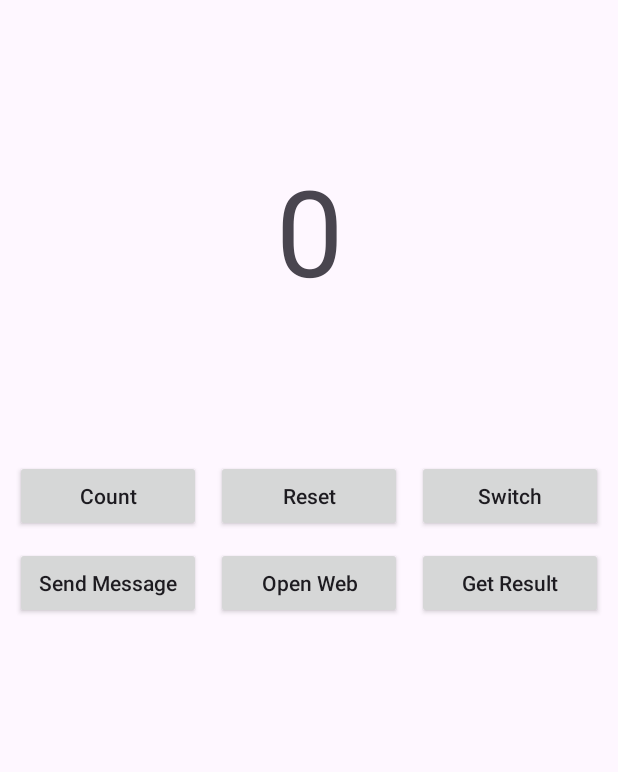
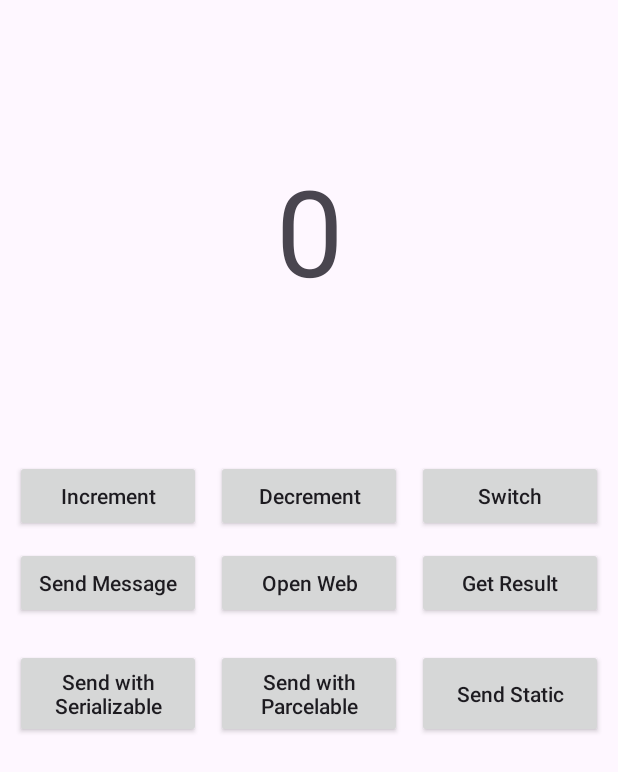
Before and after one commit to Quyenhm03/AndroidTutorial, an Android app: the layout activity_a.xml on its own in the app's theme, with its tools: preview values and no code run, on a phone screen of 412 x 824 dp. Shown: the top 772 px of the screen. Run offline under Robolectric (Android 15) with nearby library versions, the phone set to English and light mode, and no system bars.

Commit message:
push code 04-11

```diff
--- a/app/build.gradle.kts
+++ b/app/build.gradle.kts
@@ -27,10 +27,12 @@ android {
             )
         }
     }
+
     compileOptions {
         sourceCompatibility = JavaVersion.VERSION_1_8
         targetCompatibility = JavaVersion.VERSION_1_8
     }
+
     kotlinOptions {
         jvmTarget = "1.8"
     }
@@ -41,7 +43,6 @@ android {
 }
 
 dependencies {
-
     implementation(libs.androidx.core.ktx)
     implementation(libs.androidx.appcompat)
     implementation(libs.material)
@@ -58,4 +59,5 @@ dependencies {
     implementation("com.intuit.sdp:sdp-android:1.1.1")
     implementation("com.android.billingclient:billing-ktx:8.0.0")
     implementation(project(":billing"))
+    implementation("androidx.activity:activity-ktx:1.9.0")
 }
--- a/app/src/main/java/com/eco/musicplayer/audioplayer/music/activity/ActivityB.kt
+++ b/app/src/main/java/com/eco/musicplayer/audioplayer/music/activity/ActivityB.kt
@@ -21,7 +21,7 @@ class ActivityB : AppCompatActivity() {
         Log.d(TAG, "OnCreate")
 
         val extras = intent.extras
-        val count = extras?.getInt(COUNT_KEY, 0) ?: 0
+        val count = extras?.getString(COUNT_KEY, "0") ?: "0"
         val countStr = extras?.getString("count_str") ?: "No string received"
 
         binding.txtReceive.text = count.toString()
--- /dev/null
+++ b/app/src/main/java/com/eco/musicplayer/audioplayer/music/activity/CounterModel.kt
@@ -0,0 +1,3 @@
+package com.eco.musicplayer.audioplayer.music.activity
+
+data class CounterModel(var count: Int = 0)
--- a/app/src/main/res/layout/activity_a.xml
+++ b/app/src/main/res/layout/activity_a.xml
@@ -26,21 +26,21 @@
         tools:ignore="UselessParent">
 
         <androidx.appcompat.widget.AppCompatButton
-            android:id="@+id/btn_count"
+            android:id="@+id/btnIncrement"
             android:layout_width="0dp"
             android:layout_height="wrap_content"
             android:layout_weight="1"
             android:layout_marginEnd="10dp"
-            android:text="Count"
+            android:text="Increment"
             android:textAllCaps="false"/>
 
         <androidx.appcompat.widget.AppCompatButton
-            android:id="@+id/btn_reset"
+            android:id="@+id/btnDecrement"
             android:layout_width="0dp"
             android:layout_height="wrap_content"
             android:layout_weight="1"
             android:layout_marginEnd="10dp"
-            android:text="Reset"
+            android:text="Decrement"
             android:textAllCaps="false"/>
 
         <androidx.appcompat.widget.AppCompatButton
@@ -63,7 +63,7 @@
         <androidx.appcompat.widget.AppCompatButton
             android:id="@+id/btn_send_msg"
             android:layout_width="0dp"
-            android:layout_height="wrap_content"
+            android:layout_height="match_parent"
             android:layout_weight="1"
             android:layout_marginEnd="10dp"
             android:text="Send Message"
@@ -72,7 +72,7 @@
         <androidx.appcompat.widget.AppCompatButton
             android:id="@+id/btn_open_web"
             android:layout_width="0dp"
-            android:layout_height="wrap_content"
+            android:layout_height="match_parent"
             android:layout_weight="1"
             android:layout_marginEnd="10dp"
             android:text="Open Web"
@@ -81,9 +81,44 @@
         <androidx.appcompat.widget.AppCompatButton
             android:id="@+id/btn_get_result"
             android:layout_width="0dp"
-            android:layout_height="wrap_content"
+            android:layout_height="match_parent"
             android:layout_weight="1"
             android:text="Get Result"
+            android:textAllCaps="false"/>
+    </LinearLayout>
+
+    <LinearLayout
+        android:layout_width="match_parent"
+        android:layout_height="wrap_content"
+        android:orientation="horizontal"
+        android:layout_margin="10dp"
+        android:gravity="center_horizontal"
+        tools:ignore="UselessParent">
+
+        <androidx.appcompat.widget.AppCompatButton
+            android:id="@+id/btnSerializable"
+            android:layout_width="0dp"
+            android:layout_height="match_parent"
+            android:layout_weight="1"
+            android:layout_marginEnd="10dp"
+            android:text="Send with Serializable"
+            android:textAllCaps="false"/>
+
+        <androidx.appcompat.widget.AppCompatButton
+            android:id="@+id/btnParcelable"
+            android:layout_width="0dp"
+            android:layout_height="match_parent"
+            android:layout_weight="1"
+            android:layout_marginEnd="10dp"
+            android:text="Send with Parcelable"
+            android:textAllCaps="false"/>
+
+        <androidx.appcompat.widget.AppCompatButton
+            android:id="@+id/btnStatic"
+            android:layout_width="0dp"
+            android:layout_height="match_parent"
+            android:layout_weight="1"
+            android:text="Send Static"
             android:textAllCaps="false"/>
     </LinearLayout>
 
--- a/settings.gradle.kts
+++ b/settings.gradle.kts
@@ -20,5 +20,4 @@ dependencyResolutionManagement {
 }
 
 rootProject.name = "AndroidTutorial"
-include(":app")
-include(":billing")
+include(":app", ":billing")
```
Also changed, not shown: app/src/main/AndroidManifest.xml (+7 -13 lines), app/src/main/java/com/eco/musicplayer/audioplayer/music/activity/ActivityA.kt (+29 -24 lines), app/src/main/java/com/eco/musicplayer/audioplayer/music/activity/CounterViewModel.kt (added, +23 -0 lines), app/src/main/java/com/eco/musicplayer/audioplayer/music/ggbilling/BillingManager.kt (+61 -22 lines), app/src/main/java/com/eco/musicplayer/audioplayer/music/lauchmode/ActivityC.kt (+4 -4 lines), app/src/main/java/com/eco/musicplayer/audioplayer/music/lauchmode/ActivityD.kt (+5 -5 lines), app/src/main/java/com/eco/musicplayer/audioplayer/music/lauchmode/ActivityE.kt (+4 -4 lines).
